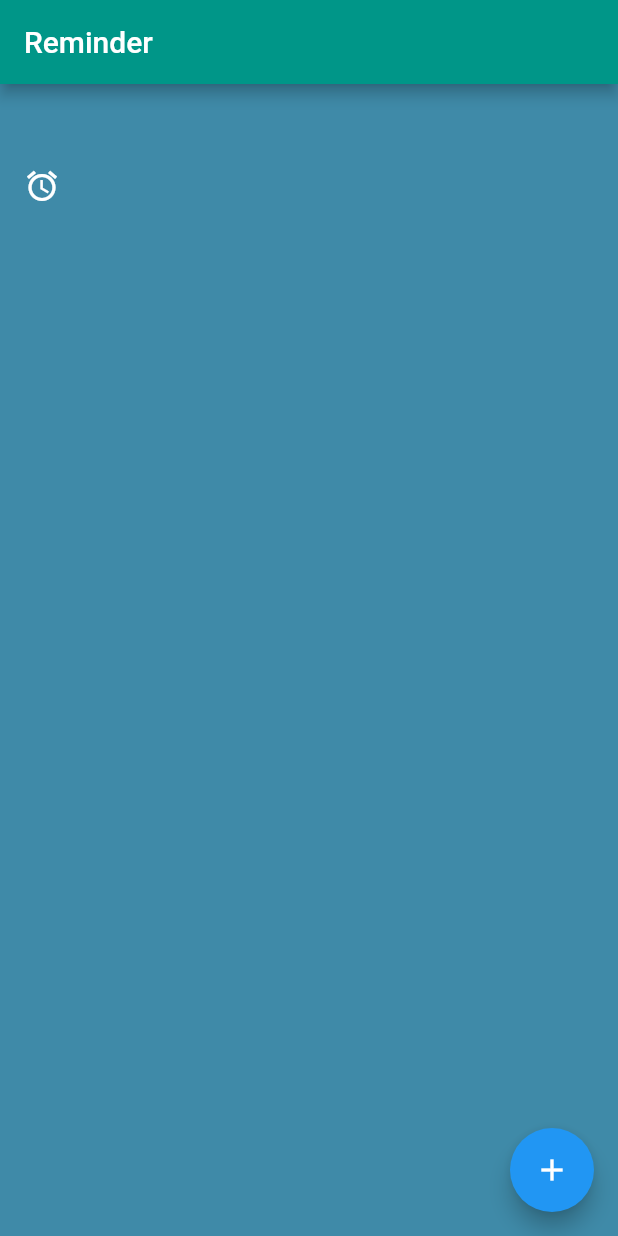
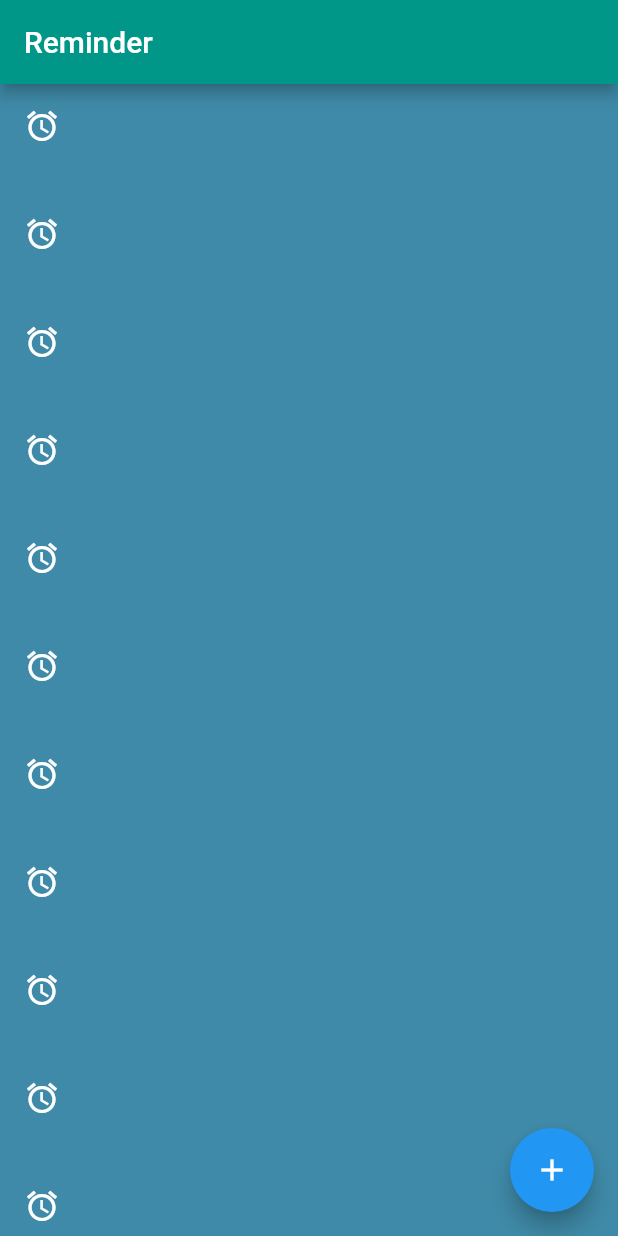
Before and after one commit to archana1304/ReminderApp, a Flutter app: the screen it shows after launch, on a phone screen of 412 x 824 dp. Run offline on Flutter 3.47's test engine with Material 2 defaults, Android fonts, the phone set to English and light mode, and no system bars.

Commit message:
infinite reminders

```diff
--- a/reminderapp/lib/main.dart
+++ b/reminderapp/lib/main.dart
@@ -1,3 +1,5 @@
+import 'dart:developer';
+
 import 'package:flutter/material.dart';
 import 'package:intl/intl.dart';
 
@@ -33,13 +35,10 @@ class MyHomePage extends StatefulWidget {
 class _MyHomePageState extends State<MyHomePage> {
   DateTime selectedDate = DateTime.now();
   TimeOfDay selectedTime = TimeOfDay.now();
-  String _hour = "";
-  String _minute = "";
-  String _time = "";
-  //var _setTime, _setDate;
+
   String inputDate = "";
-  //List<String> addedReminders = [];
-  //final List<Map<String, dynamic>> _items = List.
+  //List<TextEditingController> _controllers = new List.generate(int, (index) => null)
+  List<TextEditingController> _controllers = [];
 
   final TextEditingController _textFieldController = TextEditingController();
   final TextEditingController _dateController = TextEditingController();
@@ -82,7 +81,6 @@ class _MyHomePageState extends State<MyHomePage> {
                 onPressed: () {
                   setState(() {
                     codeDialog = valueText;
-                    //_textFieldController.text = valueText ?? "";
                     Navigator.pop(context);
                     //vents
                   });
@@ -137,14 +135,6 @@ class _MyHomePageState extends State<MyHomePage> {
       setState(() {
         selectedTime = timeOfDay;
         inputDate = selectedTime.format(context);
-
-        //var _time;
-        // _hour = selectedTime.hour.toString();
-        // _minute = selectedTime.minute.toString();
-        // _timeController.text = _time;
-        // _time = _hour + ' : ' + _minute;
-        // inputFormat = DateFormat('HH:mm');
-        // inputDate = inputFormat.parse(_time.toString());
       });
     }
   }
@@ -160,23 +150,40 @@ class _MyHomePageState extends State<MyHomePage> {
       body: Center(
         child: Material(
           color: const Color.fromARGB(255, 63, 138, 168),
-          child: ListView(
-            children: [
-              const SizedBox(height: 40),
-              buildMenuItem(
-                text: _textFieldController.text,
+          // child: ListView(
+          //   children: [
+          //     const SizedBox(height: 40),
+          //     buildMenuItem(
+          //       text: _textFieldController.text,
+          //       icon: Icons.access_alarm,
+          //       onClicked: () => selectedItem(context, 0),
+          //       time: inputDate,
+          //       date: _dateController.text,
+          //     ),
+          //     // const SizedBox(height: 40),
+          //     // buildMenuItem(
+          //     //   text: 'Personal Task',
+          //     //   icon: Icons.access_alarm,
+          //     //   onClicked: () => selectedItem(context, 0),
+          //     // ),
+          //   ],
+          // ),
+          child:
+              ListView.builder(itemBuilder: (BuildContext context, int index) {
+            _controllers.add(_textFieldController);
+            return Container(
+              child: buildMenuItem(
+                text: _controllers[index].text,
                 icon: Icons.access_alarm,
-                onClicked: () => selectedItem(context, 0),
+                onClicked: () {
+                  selectedItem(context, index);
+                  _textFieldController.dispose();
+                }, //() => selectedItem(context, 0),
                 time: inputDate,
+                date: _dateController.text,
               ),
-              // const SizedBox(height: 40),
-              // buildMenuItem(
-              //   text: 'Personal Task',
-              //   icon: Icons.access_alarm,
-              //   onClicked: () => selectedItem(context, 0),
-              // ),
-            ],
-          ),
+            );
+          }),
         ),
       ),
       floatingActionButton: FloatingActionButton(
@@ -192,7 +199,7 @@ class _MyHomePageState extends State<MyHomePage> {
     required String text,
     required IconData icon,
     VoidCallback? onClicked,
-    //required String date,
+    required String date,
     required String time,
   }) {
     const color = Colors.white;
@@ -203,6 +210,7 @@ class _MyHomePageState extends State<MyHomePage> {
       ),
       title: Text(text, style: const TextStyle(color: color)),
       subtitle: Text(time, style: const TextStyle(color: color)),
+      trailing: Text(date, style: const TextStyle(color: color)),
       onTap: onClicked,
     );
   }
```
